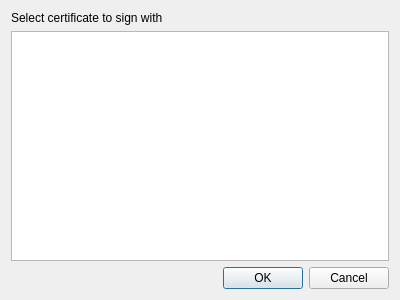
Old version of the form part/selectcertificatedialog.ui in the repository KDE/okular.
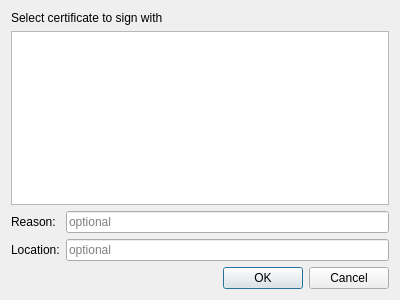
New version of the form.

Commit message: Add location and reason to signing info

The edit to the form file:
```diff
--- a/part/selectcertificatedialog.ui
+++ b/part/selectcertificatedialog.ui
@@ -34,6 +34,38 @@
      </property>
     </widget>
    </item>
+   <item>
+    <layout class="QFormLayout" name="formLayout">
+     <item row="0" column="1">
+      <widget class="QLineEdit" name="reasonInput">
+       <property name="placeholderText">
+        <string>optional</string>
+       </property>
+      </widget>
+     </item>
+     <item row="0" column="0">
+      <widget class="QLabel" name="reasonLabel">
+       <property name="text">
+        <string>Reason:</string>
+       </property>
+      </widget>
+     </item>
+     <item row="1" column="1">
+      <widget class="QLineEdit" name="locationInput">
+       <property name="placeholderText">
+        <string>optional</string>
+       </property>
+      </widget>
+     </item>
+     <item row="1" column="0">
+      <widget class="QLabel" name="locationLabel">
+       <property name="text">
+        <string>Location:</string>
+       </property>
+      </widget>
+     </item>
+    </layout>
+   </item>
    <item>
     <widget class="QDialogButtonBox" name="buttonBox">
      <property name="orientation">
```
The commit also changes 6 other files.
